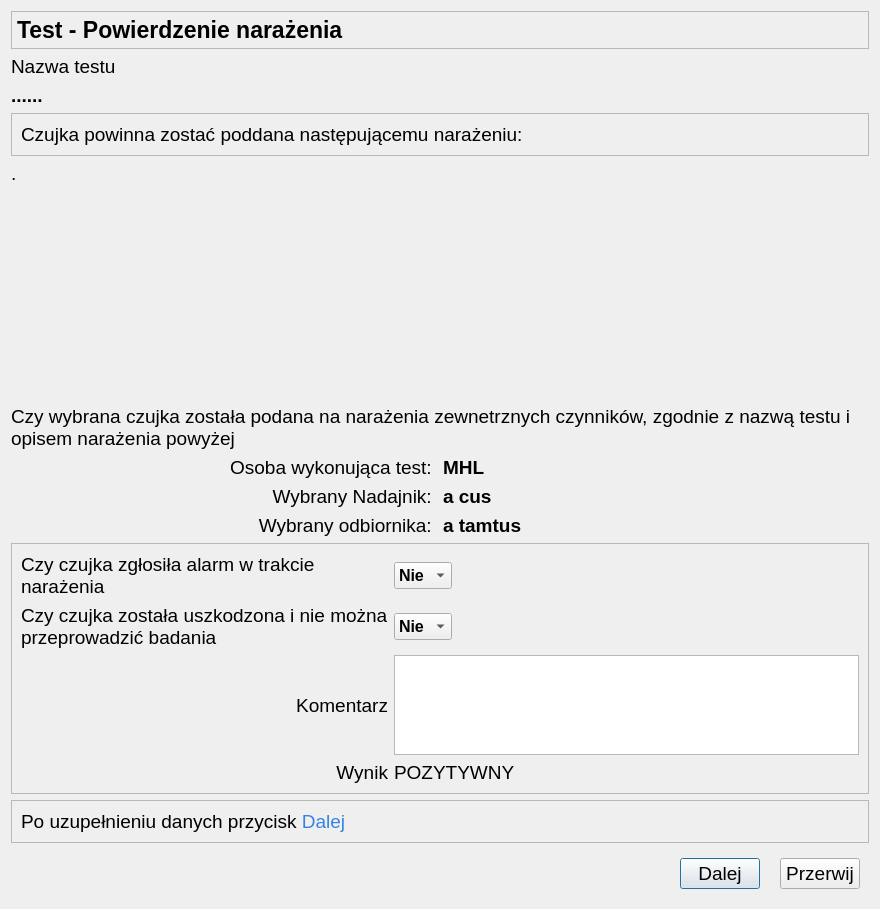
Above: CzujkiLinioweApp/oknopotwierdzenieemcnarazenie.ui from wiacekmarcin/CzujkiLiniowe before the change. Below: the same form after it.
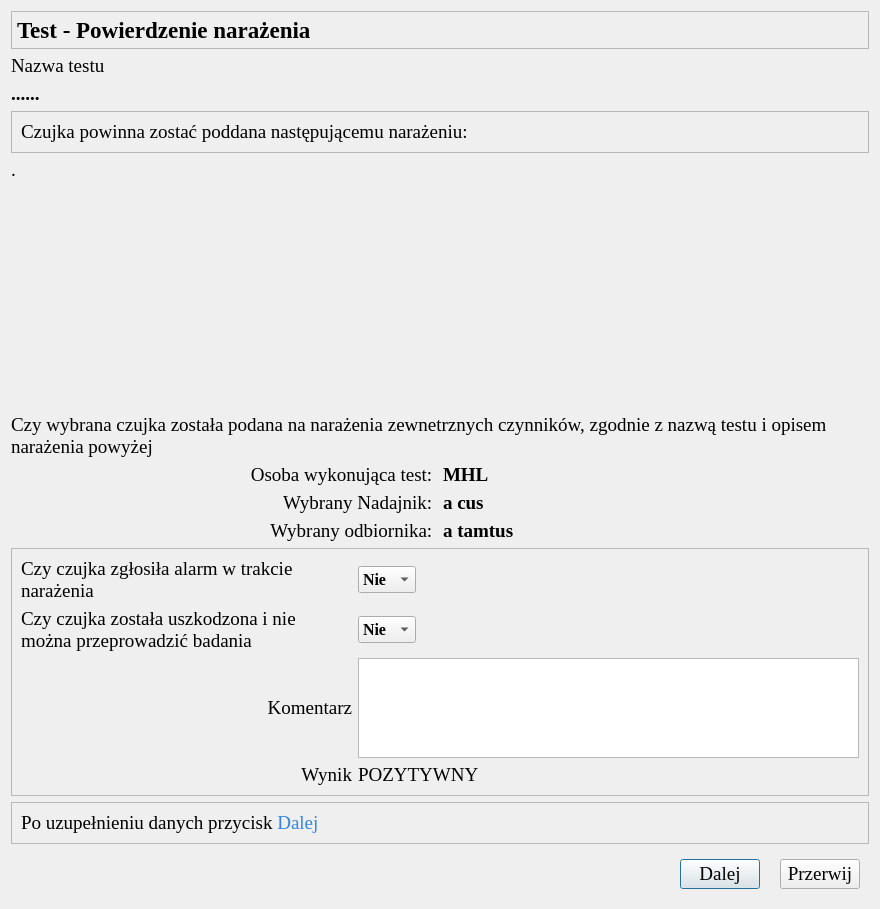
That is the form after the change. Icons and pictures are not drawn.

Diff of the .ui file:
```diff
--- a/CzujkiLinioweApp/oknopotwierdzenieemcnarazenie.ui
+++ b/CzujkiLinioweApp/oknopotwierdzenieemcnarazenie.ui
@@ -24,7 +24,7 @@
   </property>
   <property name="font">
    <font>
-    <family>Arial</family>
+    <family>Times New Roman</family>
     <pointsize>14</pointsize>
    </font>
   </property>
@@ -36,7 +36,7 @@
     <widget class="QLabel" name="osobaWykonujacaTest">
      <property name="font">
       <font>
-       <family>Arial</family>
+       <family>Times New Roman</family>
        <pointsize>14</pointsize>
        <bold>true</bold>
       </font>
@@ -59,7 +59,7 @@
        <widget class="QLabel" name="infonext">
         <property name="font">
          <font>
-          <family>Arial</family>
+          <family>Times New Roman</family>
           <pointsize>14</pointsize>
          </font>
         </property>
@@ -75,7 +75,7 @@
     <widget class="QLabel" name="numerNadajnika">
      <property name="font">
       <font>
-       <family>Arial</family>
+       <family>Times New Roman</family>
        <pointsize>14</pointsize>
        <bold>true</bold>
       </font>
@@ -89,7 +89,7 @@
     <widget class="QLabel" name="label_4">
      <property name="font">
       <font>
-       <family>Arial</family>
+       <family>Times New Roman</family>
        <pointsize>14</pointsize>
       </font>
      </property>
@@ -118,7 +118,7 @@
     <widget class="QLabel" name="lOsobaWykonujacaTest">
      <property name="font">
       <font>
-       <family>Arial</family>
+       <family>Times New Roman</family>
        <pointsize>14</pointsize>
       </font>
      </property>
@@ -143,7 +143,7 @@
        <widget class="QLabel" name="narazenie">
         <property name="font">
          <font>
-          <family>Arial</family>
+          <family>Times New Roman</family>
           <pointsize>14</pointsize>
          </font>
         </property>
@@ -195,7 +195,7 @@
         </property>
         <property name="font">
          <font>
-          <family>Arial</family>
+          <family>Times New Roman</family>
           <pointsize>17</pointsize>
           <bold>true</bold>
          </font>
@@ -212,7 +212,7 @@
     <widget class="QLabel" name="testName">
      <property name="font">
       <font>
-       <family>Arial</family>
+       <family>Times New Roman</family>
        <pointsize>14</pointsize>
        <bold>true</bold>
       </font>
@@ -270,7 +270,7 @@
     <widget class="QLabel" name="eTransmitter">
      <property name="font">
       <font>
-       <family>Arial</family>
+       <family>Times New Roman</family>
        <pointsize>14</pointsize>
       </font>
      </property>
@@ -286,7 +286,7 @@
     <widget class="QLabel" name="lTestName">
      <property name="font">
       <font>
-       <family>Arial</family>
+       <family>Times New Roman</family>
        <pointsize>14</pointsize>
       </font>
      </property>
@@ -313,7 +313,7 @@
          <widget class="QComboBox" name="cbAlarmYesNo">
           <property name="font">
            <font>
-            <family>Arial</family>
+            <family>Times New Roman</family>
             <pointsize>12</pointsize>
             <bold>true</bold>
            </font>
@@ -349,7 +349,7 @@
        <widget class="QLabel" name="label_3">
         <property name="font">
          <font>
-          <family>Arial</family>
+          <family>Times New Roman</family>
           <pointsize>14</pointsize>
          </font>
         </property>
@@ -365,7 +365,7 @@
        <widget class="QLabel" name="etUszkodzenie">
         <property name="font">
          <font>
-          <family>Arial</family>
+          <family>Times New Roman</family>
           <pointsize>14</pointsize>
          </font>
         </property>
@@ -381,7 +381,7 @@
        <widget class="QLabel" name="etWynik">
         <property name="font">
          <font>
-          <family>Arial</family>
+          <family>Times New Roman</family>
           <pointsize>14</pointsize>
          </font>
         </property>
@@ -397,7 +397,7 @@
        <widget class="QLabel" name="etTlumnik">
         <property name="font">
          <font>
-          <family>Arial</family>
+          <family>Times New Roman</family>
           <pointsize>14</pointsize>
          </font>
         </property>
@@ -415,7 +415,7 @@
          <widget class="QComboBox" name="cbUszkodzenie">
           <property name="font">
            <font>
-            <family>Arial</family>
+            <family>Times New Roman</family>
             <pointsize>12</pointsize>
             <bold>true</bold>
            </font>
@@ -451,7 +451,7 @@
        <widget class="QLabel" name="wynik_narazenia">
         <property name="font">
          <font>
-          <family>Arial</family>
+          <family>Times New Roman</family>
           <pointsize>14</pointsize>
          </font>
         </property>
@@ -477,7 +477,7 @@
     <widget class="QLabel" name="numerReceiver">
      <property name="font">
       <font>
-       <family>Arial</family>
+       <family>Times New Roman</family>
        <pointsize>14</pointsize>
        <bold>true</bold>
       </font>
@@ -491,7 +491,7 @@
     <widget class="QLabel" name="eReceiver">
      <property name="font">
       <font>
-       <family>Arial</family>
+       <family>Times New Roman</family>
        <pointsize>14</pointsize>
       </font>
      </property>
@@ -507,7 +507,7 @@
     <widget class="QLabel" name="opisNarazenia">
      <property name="font">
       <font>
-       <family>Arial</family>
+       <family>Times New Roman</family>
        <pointsize>14</pointsize>
       </font>
      </property>
```
